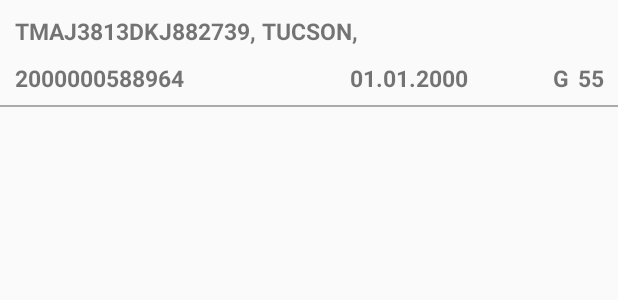
After one commit to A1ex2/Terminal_v2, an Android app: the layout item_activity_detail.xml on its own in the app's theme, with its tools: preview values and no code run, on a phone screen of 412 x 824 dp. The commit adds this screen. Shown: the top 300 px of the screen. Run offline under Robolectric (Android 15) with nearby library versions, the phone set to English and light mode, and no system bars.

Commit message:
13112019

```diff
--- /dev/null
+++ b/app/src/main/res/layout/item_activity_detail.xml
@@ -0,0 +1,92 @@
+<?xml version="1.0" encoding="utf-8"?>
+<androidx.constraintlayout.widget.ConstraintLayout xmlns:android="http://schemas.android.com/apk/res/android"
+    xmlns:app="http://schemas.android.com/apk/res-auto"
+    xmlns:tools="http://schemas.android.com/tools"
+    android:id="@+id/linearLayout"
+    android:layout_width="match_parent"
+    android:layout_height="wrap_content"
+    android:orientation="vertical">
+
+
+    <TextView
+        android:id="@+id/itemCar"
+        android:layout_width="wrap_content"
+        android:layout_height="wrap_content"
+        android:layout_marginStart="10dp"
+        android:layout_marginTop="10dp"
+        android:layout_marginEnd="9dp"
+        android:textAllCaps="false"
+        android:textSize="15sp"
+        android:textStyle="bold"
+        app:layout_constraintEnd_toEndOf="parent"
+        app:layout_constraintHorizontal_bias="0.0"
+        app:layout_constraintStart_toStartOf="parent"
+        app:layout_constraintTop_toTopOf="parent"
+        tools:text="TMAJ3813DKJ882739, TUCSON," />
+
+    <TextView
+        android:id="@+id/itemBarCode"
+        android:layout_width="wrap_content"
+        android:layout_height="wrap_content"
+        android:layout_marginStart="10dp"
+        android:layout_marginTop="10dp"
+        android:layout_marginBottom="10dp"
+        android:textAllCaps="false"
+        android:textSize="15sp"
+        android:textStyle="bold"
+        app:layout_constraintBottom_toBottomOf="parent"
+        app:layout_constraintStart_toStartOf="parent"
+        app:layout_constraintTop_toBottomOf="@+id/itemCar"
+        app:layout_constraintVertical_bias="0.0"
+        tools:text="2000000588964" />
+
+    <TextView
+        android:id="@+id/itemProductionDate"
+        android:layout_width="wrap_content"
+        android:layout_height="wrap_content"
+        android:layout_marginEnd="100dp"
+        android:layout_marginBottom="10dp"
+        android:textAllCaps="false"
+        android:textSize="15sp"
+        android:textStyle="bold"
+        app:layout_constraintBottom_toBottomOf="parent"
+        app:layout_constraintEnd_toEndOf="parent"
+        tools:text="01.01.2000" />
+
+    <TextView
+        android:id="@+id/itemSector"
+        android:layout_width="wrap_content"
+        android:layout_height="wrap_content"
+        android:layout_marginBottom="10dp"
+        android:textAllCaps="false"
+        android:textSize="15sp"
+        android:textStyle="bold"
+        app:layout_constraintBottom_toBottomOf="parent"
+        app:layout_constraintEnd_toStartOf="@+id/itemRow"
+        app:layout_constraintHorizontal_bias="0.906"
+        app:layout_constraintStart_toEndOf="@+id/itemProductionDate"
+        tools:text="G" />
+
+    <TextView
+        android:id="@+id/itemRow"
+        android:layout_width="wrap_content"
+        android:layout_height="wrap_content"
+        android:layout_marginEnd="9dp"
+        android:layout_marginBottom="10dp"
+        android:textAllCaps="false"
+        android:textSize="15sp"
+        android:textStyle="bold"
+        app:layout_constraintBottom_toBottomOf="parent"
+        app:layout_constraintEnd_toEndOf="parent"
+        tools:text="55" />
+
+    <View
+        android:id="@+id/view"
+        android:layout_width="0dp"
+        android:layout_height="1dp"
+        android:layout_marginBottom="1dp"
+        app:layout_constraintBottom_toBottomOf="parent"
+        android:background="@android:color/darker_gray"
+        tools:ignore="MissingConstraints" />
+
+</androidx.constraintlayout.widget.ConstraintLayout>
--- a/app/src/main/res/menu/main.xml
+++ b/app/src/main/res/menu/main.xml
@@ -1,6 +1,7 @@
 <?xml version="1.0" encoding="utf-8"?>
 <menu xmlns:android="http://schemas.android.com/apk/res/android"
     xmlns:app="http://schemas.android.com/apk/res-auto">
+
     <item
         android:id="@+id/action_settings"
         android:orderInCategory="100"
```
Also changed, not shown: app/src/main/java/ua/org/algoritm/terminal/Activity/DetailReception.java (added, +286 -0 lines), app/src/main/java/ua/org/algoritm/terminal/Adapters/RecyclerAdapterCarData.java (added, +86 -0 lines), app/src/main/java/ua/org/algoritm/terminal/ConnectTo1c/UIManagerNew.java (deleted, +0 -21 lines), app/src/main/java/ua/org/algoritm/terminal/MainActivity.java (+29 -3 lines), app/src/main/java/ua/org/algoritm/terminal/ui/acceptance/AcceptanceFragment.java (+53 -5 lines), app/src/main/res/layout/activity_detail_reception.xml (added, +77 -0 lines), app/src/main/res/menu/menu_reception.xml (added, +18 -0 lines), app/src/main/res/menu/menu_search.xml (added, +9 -0 lines).
